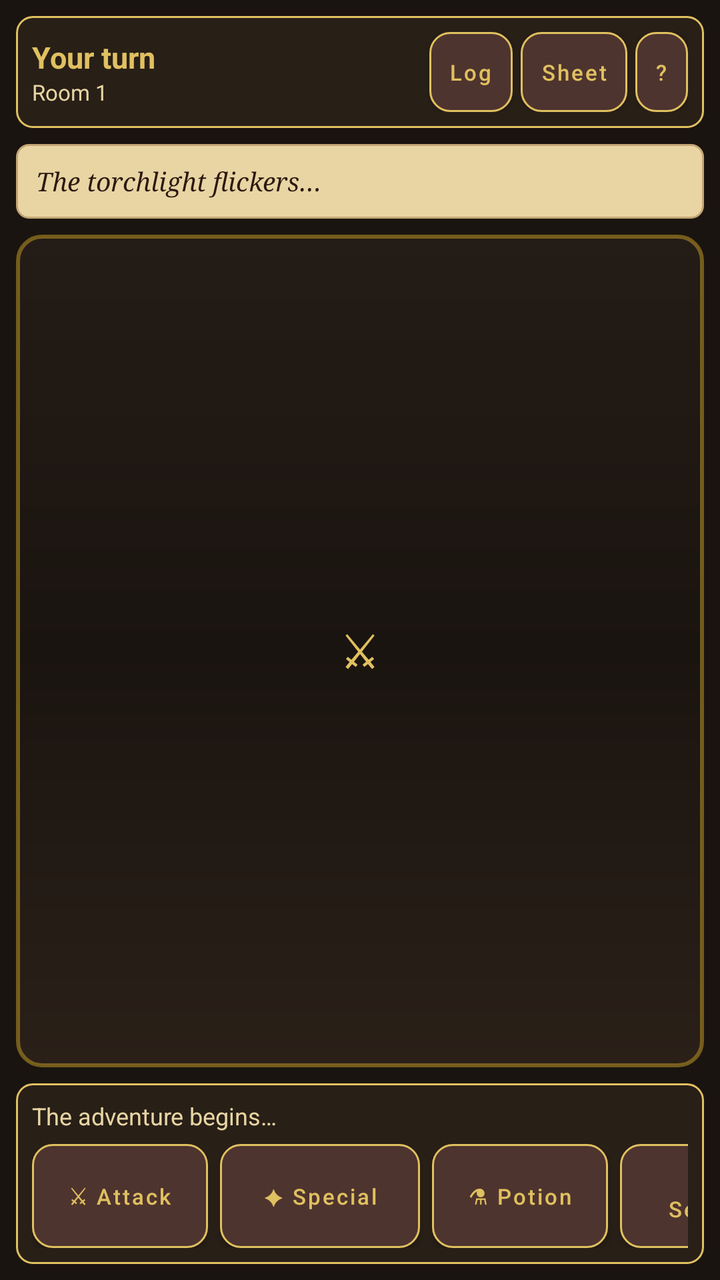
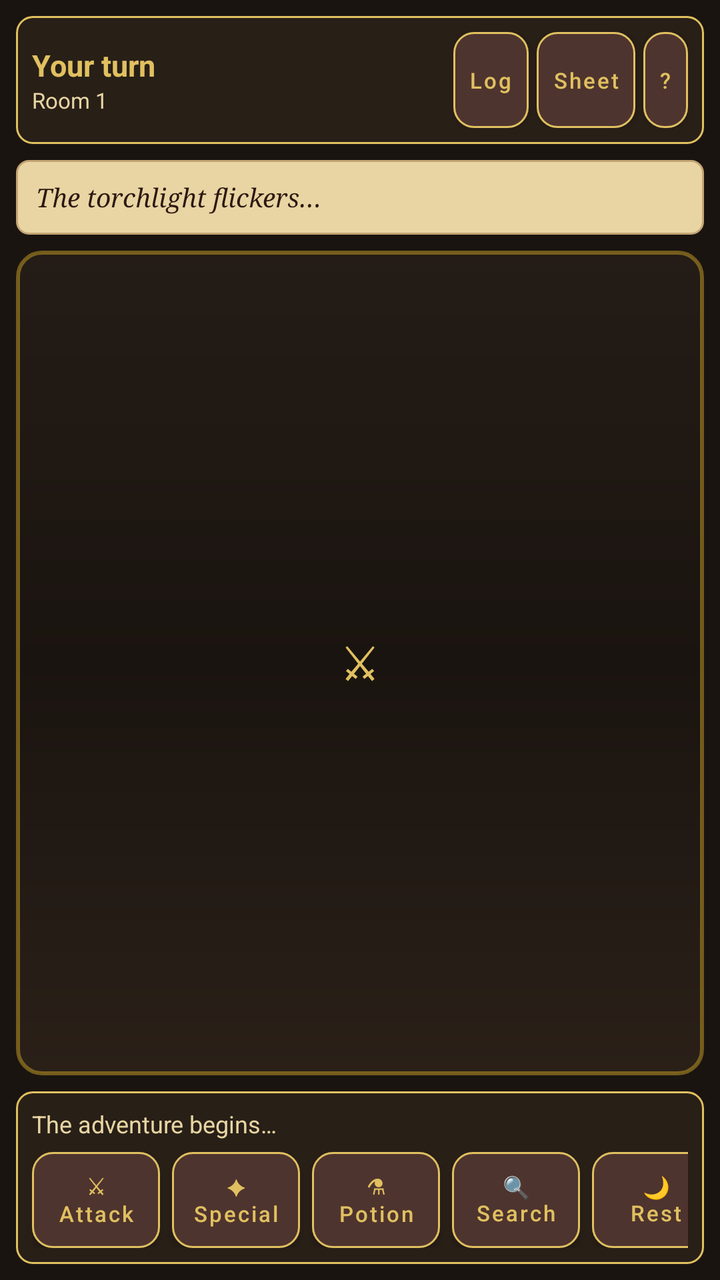

The first picture is an Android layout as it rendered before a commit; the second is the same layout after the commit. The layout source and the unified diff follow.
<!-- AndroidManifest.xml: activity theme Theme.DnDBeginnerRemote -->
<!-- res/layout/activity_main.xml -->
<?xml version="1.0" encoding="utf-8"?>
<RelativeLayout xmlns:android="http://schemas.android.com/apk/res/android"
    android:layout_width="match_parent"
    android:layout_height="match_parent"
    android:background="@color/dungeon_bg"
    android:padding="8dp">

    
    <LinearLayout
        android:id="@+id/topBar"
        android:layout_width="match_parent"
        android:layout_height="wrap_content"
        android:layout_alignParentTop="true"
        android:orientation="horizontal"
        android:gravity="center_vertical"
        android:background="@drawable/bg_dungeon_panel"
        android:padding="8dp">

        <LinearLayout
            android:layout_width="0dp"
            android:layout_height="wrap_content"
            android:layout_weight="1"
            android:orientation="vertical">

            <TextView
                android:id="@+id/turnBanner"
                android:layout_width="match_parent"
                android:layout_height="wrap_content"
                android:text="Your turn"
                android:textColor="@color/gold"
                android:textStyle="bold"
                android:textSize="15sp" />

            <TextView
                android:id="@+id/playerStatusText"
                android:layout_width="match_parent"
                android:layout_height="wrap_content"
                android:text="Room 1"
                android:textColor="@color/parchment"
                android:textSize="11sp"
                android:maxLines="1"
                android:ellipsize="end" />
        </LinearLayout>

        <Button
            android:id="@+id/btnJournal"
            style="@style/Widget.DnD.ActionButton"
            android:layout_width="wrap_content"
            android:layout_height="40dp"
            android:minWidth="0dp"
            android:paddingLeft="10dp"
            android:paddingRight="10dp"
            android:text="Log"
            android:textSize="11sp" />

        <Button
            android:id="@+id/btnSheet"
            style="@style/Widget.DnD.ActionButton"
            android:layout_width="wrap_content"
            android:layout_height="40dp"
            android:minWidth="0dp"
            android:layout_marginStart="4dp"
            android:paddingLeft="10dp"
            android:paddingRight="10dp"
            android:text="Sheet"
            android:textSize="11sp" />

        <Button
            android:id="@+id/btnHelp"
            style="@style/Widget.DnD.ActionButton"
            android:layout_width="wrap_content"
            android:layout_height="40dp"
            android:minWidth="0dp"
            android:layout_marginStart="4dp"
            android:paddingLeft="10dp"
            android:paddingRight="10dp"
            android:text="?"
            android:textSize="11sp" />
    </LinearLayout>

    
    <TextView
        android:id="@+id/roomDescText"
        android:layout_width="match_parent"
        android:layout_height="wrap_content"
        android:layout_below="@id/topBar"
        android:layout_marginTop="8dp"
        android:background="@drawable/bg_parchment"
        android:padding="10dp"
        android:text="The torchlight flickers…"
        android:textColor="@color/ink"
        android:textSize="13sp"
        android:fontFamily="serif"
        android:textStyle="italic"
        android:maxLines="3"
        android:ellipsize="end" />

    
    <LinearLayout
        android:id="@+id/battleArena"
        android:layout_width="match_parent"
        android:layout_height="match_parent"
        android:layout_below="@id/roomDescText"
        android:layout_above="@id/bottomControls"
        android:layout_marginTop="8dp"
        android:layout_marginBottom="8dp"
        android:orientation="horizontal"
        android:padding="12dp"
        android:gravity="center"
        android:background="@drawable/bg_battle_stage">

        <LinearLayout
            android:id="@+id/partyColumn"
            android:layout_width="0dp"
            android:layout_height="match_parent"
            android:layout_weight="1"
            android:orientation="vertical"
            android:gravity="center_vertical|start" />

        <TextView
            android:layout_width="wrap_content"
            android:layout_height="wrap_content"
            android:text="⚔"
            android:textSize="22sp"
            android:textColor="@color/gold"
            android:padding="6dp" />

        <LinearLayout
            android:id="@+id/enemyColumn"
            android:layout_width="0dp"
            android:layout_height="match_parent"
            android:layout_weight="1"
            android:orientation="vertical"
            android:gravity="center_vertical|end" />
    </LinearLayout>

    
    <LinearLayout
        android:id="@+id/bottomControls"
        android:layout_width="match_parent"
        android:layout_height="wrap_content"
        android:layout_alignParentBottom="true"
        android:orientation="vertical"
        android:background="@drawable/bg_dungeon_panel"
        android:padding="8dp">

        <TextView
            android:id="@+id/combatLogText"
            android:layout_width="match_parent"
            android:layout_height="wrap_content"
            android:text="The adventure begins…"
            android:textColor="@color/parchment"
            android:textSize="12sp"
            android:maxLines="2"
            android:ellipsize="end"
            android:paddingBottom="6dp" />

        
        <LinearLayout
            android:id="@+id/chatRow"
            android:layout_width="match_parent"
            android:layout_height="wrap_content"
            android:orientation="horizontal"
            android:visibility="gone">
            <EditText
                android:id="@+id/chatInput"
                android:layout_width="0dp"
                android:layout_height="wrap_content"
                android:layout_weight="1"
                android:hint="Say something…"
                android:textColor="@color/parchment"
                android:textColorHint="#80E8D5A3"
                android:textSize="12sp" />
            <Button
                android:id="@+id/btnSendChat"
                style="@style/Widget.DnD.ActionButton"
                android:layout_width="wrap_content"
                android:layout_height="40dp"
                android:text="Send" />
        </LinearLayout>

        <HorizontalScrollView
            android:layout_width="match_parent"
            android:layout_height="wrap_content"
            android:scrollbars="none">
            <LinearLayout
                android:layout_width="wrap_content"
                android:layout_height="wrap_content"
                android:orientation="horizontal"
                android:gravity="center">

                <Button android:id="@+id/btnAttack" style="@style/Widget.DnD.ActionButton" android:layout_width="88dp" android:layout_height="52dp" android:text="⚔ Attack" android:textSize="11sp" android:layout_marginEnd="6dp" />
                <Button android:id="@+id/btnSpecial" style="@style/Widget.DnD.ActionButton" android:layout_width="100dp" android:layout_height="52dp" android:text="✦ Special" android:textSize="11sp" android:layout_marginEnd="6dp" />
                <Button android:id="@+id/btnHeal" style="@style/Widget.DnD.ActionButton" android:layout_width="88dp" android:layout_height="52dp" android:text="⚗ Potion" android:textSize="11sp" android:layout_marginEnd="6dp" />
                <Button android:id="@+id/btnInteract" style="@style/Widget.DnD.ActionButton" android:layout_width="88dp" android:layout_height="52dp" android:text="🔍 Search" android:textSize="11sp" android:layout_marginEnd="6dp" />
                <Button android:id="@+id/btnRest" style="@style/Widget.DnD.ActionButton" android:layout_width="96dp" android:layout_height="52dp" android:text="🌙 Rest" android:textSize="11sp" android:layout_marginEnd="6dp" />
                <Button android:id="@+id/btnReset" style="@style/Widget.DnD.ActionButton" android:layout_width="88dp" android:layout_height="52dp" android:text="Reset" android:textSize="11sp" android:visibility="gone" />
                
                <Button android:id="@+id/id_spacer1" android:layout_width="0dp" android:layout_height="0dp" android:visibility="gone" />
            </LinearLayout>
        </HorizontalScrollView>
    </LinearLayout>

    
    <ScrollView
        android:id="@+id/logScrollView"
        android:layout_width="0dp"
        android:layout_height="0dp"
        android:visibility="gone" />
</RelativeLayout>
<!-- resources referenced by this layout -->
<resources>
  <color name="dungeon_bg">#FF1A1410</color>
  <color name="gold">#FFE0C060</color>
  <color name="ink">#FF2C1810</color>
  <color name="parchment">#FFE8D5A3</color>
  <!-- drawable bg_battle_stage (drawable) -->
  <?xml version="1.0" encoding="utf-8"?>
  <shape xmlns:android="http://schemas.android.com/apk/res/android" android:shape="rectangle">
      <gradient
          android:startColor="#FF241C16"
          android:centerColor="#FF1A1410"
          android:endColor="#FF2A2018"
          android:angle="270"/>
      <stroke android:width="2dp" android:color="#80C9A227"/>
      <corners android:radius="12dp"/>
  </shape>
  <!-- drawable bg_dungeon_panel (drawable) -->
  <?xml version="1.0" encoding="utf-8"?>
  <shape xmlns:android="http://schemas.android.com/apk/res/android" android:shape="rectangle">
      <solid android:color="@color/dungeon_panel"/>
      <stroke android:width="1dp" android:color="@color/gold"/>
      <corners android:radius="8dp"/>
  </shape>
  <!-- drawable bg_parchment (drawable) -->
  <?xml version="1.0" encoding="utf-8"?>
  <shape xmlns:android="http://schemas.android.com/apk/res/android" android:shape="rectangle">
      <solid android:color="@color/parchment"/>
      <stroke android:width="1dp" android:color="@color/parchment_dark"/>
      <corners android:radius="6dp"/>
  </shape>
  <style name="Widget.DnD.ActionButton" parent="Widget.MaterialComponents.Button">
          <item name="android:background">@drawable/bg_action_btn</item>
          <item name="android:textColor">@color/gold</item>
          <item name="android:textAllCaps">false</item>
          <item name="android:textSize">12sp</item>
          <item name="android:minHeight">48dp</item>
          <item name="backgroundTint">@null</item>
      </style>
  <style name="Theme.DnDBeginnerRemote" parent="Theme.MaterialComponents.DayNight.NoActionBar">
          <item name="colorPrimary">@color/gold</item>
          <item name="colorPrimaryVariant">@color/purple_700</item>
          <item name="colorOnPrimary">@color/ink</item>
          <item name="colorSecondary">@color/parchment_dark</item>
          <item name="colorSecondaryVariant">@color/stone</item>
          <item name="colorOnSecondary">@color/parchment</item>
          <item name="android:statusBarColor">@color/dungeon_bg</item>
          <item name="android:windowBackground">@color/dungeon_bg</item>
          <item name="android:navigationBarColor">@color/dungeon_bg</item>
          <item name="android:textColorPrimary">@color/parchment</item>
          <item name="buttonStyle">@style/Widget.DnD.ActionButton</item>
      </style>
  <color name="dungeon_panel">#E62A2118</color>
  <color name="parchment_dark">#FFC4A574</color>
  <color name="purple_700">#FF3E2723</color>
  <color name="stone">#FF3A322C</color>
  <!-- unchanged entries left out for length: 1 -->
</resources>

<!-- the commit's change to res/layout/activity_main.xml (unified diff, before → after) -->
@@ -46,36 +46,33 @@
             android:id="@+id/btnJournal"
             style="@style/Widget.DnD.ActionButton"
             android:layout_width="wrap_content"
-            android:layout_height="40dp"
+            android:layout_height="wrap_content"
             android:minWidth="0dp"
-            android:paddingLeft="10dp"
-            android:paddingRight="10dp"
             android:text="Log"
-            android:textSize="11sp" />
+            android:textSize="11sp"
+            android:maxLines="1" />
 
         <Button
             android:id="@+id/btnSheet"
             style="@style/Widget.DnD.ActionButton"
             android:layout_width="wrap_content"
-            android:layout_height="40dp"
+            android:layout_height="wrap_content"
             android:minWidth="0dp"
             android:layout_marginStart="4dp"
-            android:paddingLeft="10dp"
-            android:paddingRight="10dp"
             android:text="Sheet"
-            android:textSize="11sp" />
+            android:textSize="11sp"
+            android:maxLines="1" />
 
         <Button
             android:id="@+id/btnHelp"
             style="@style/Widget.DnD.ActionButton"
             android:layout_width="wrap_content"
-            android:layout_height="40dp"
+            android:layout_height="wrap_content"
             android:minWidth="0dp"
             android:layout_marginStart="4dp"
-            android:paddingLeft="10dp"
-            android:paddingRight="10dp"
             android:text="?"
-            android:textSize="11sp" />
+            android:textSize="11sp"
+            android:maxLines="1" />
     </LinearLayout>
 
     
@@ -189,12 +186,60 @@
                 android:orientation="horizontal"
                 android:gravity="center">
 
-                <Button android:id="@+id/btnAttack" style="@style/Widget.DnD.ActionButton" android:layout_width="88dp" android:layout_height="52dp" android:text="⚔ Attack" android:textSize="11sp" android:layout_marginEnd="6dp" />
-                <Button android:id="@+id/btnSpecial" style="@style/Widget.DnD.ActionButton" android:layout_width="100dp" android:layout_height="52dp" android:text="✦ Special" android:textSize="11sp" android:layout_marginEnd="6dp" />
-                <Button android:id="@+id/btnHeal" style="@style/Widget.DnD.ActionButton" android:layout_width="88dp" android:layout_height="52dp" android:text="⚗ Potion" android:textSize="11sp" android:layout_marginEnd="6dp" />
-                <Button android:id="@+id/btnInteract" style="@style/Widget.DnD.ActionButton" android:layout_width="88dp" android:layout_height="52dp" android:text="🔍 Search" android:textSize="11sp" android:layout_marginEnd="6dp" />
-                <Button android:id="@+id/btnRest" style="@style/Widget.DnD.ActionButton" android:layout_width="96dp" android:layout_height="52dp" android:text="🌙 Rest" android:textSize="11sp" android:layout_marginEnd="6dp" />
-                <Button android:id="@+id/btnReset" style="@style/Widget.DnD.ActionButton" android:layout_width="88dp" android:layout_height="52dp" android:text="Reset" android:textSize="11sp" android:visibility="gone" />
+                <Button
+                    android:id="@+id/btnAttack"
+                    style="@style/Widget.DnD.ActionButton"
+                    android:layout_width="wrap_content"
+                    android:layout_height="wrap_content"
+                    android:minWidth="64dp"
+                    android:text="⚔&#10;Attack"
+                    android:textSize="11sp"
+                    android:layout_marginEnd="6dp" />
+                <Button
+                    android:id="@+id/btnSpecial"
+                    style="@style/Widget.DnD.ActionButton"
+                    android:layout_width="wrap_content"
+                    android:layout_height="wrap_content"
+                    android:minWidth="64dp"
+                    android:text="✦&#10;Special"
+                    android:textSize="11sp"
+                    android:layout_marginEnd="6dp" />
+                <Button
+                    android:id="@+id/btnHeal"
+                    style="@style/Widget.DnD.ActionButton"
+                    android:layout_width="wrap_content"
+                    android:layout_height="wrap_content"
+                    android:minWidth="64dp"
+                    android:text="⚗&#10;Potion"
+                    android:textSize="11sp"
+                    android:layout_marginEnd="6dp" />
+                <Button
+                    android:id="@+id/btnInteract"
+                    style="@style/Widget.DnD.ActionButton"
+                    android:layout_width="wrap_content"
+                    android:layout_height="wrap_content"
+                    android:minWidth="64dp"
+                    android:text="🔍&#10;Search"
+                    android:textSize="11sp"
+                    android:layout_marginEnd="6dp" />
+                <Button
+                    android:id="@+id/btnRest"
+                    style="@style/Widget.DnD.ActionButton"
+                    android:layout_width="wrap_content"
+                    android:layout_height="wrap_content"
+                    android:minWidth="64dp"
+                    android:text="🌙&#10;Rest"
+                    android:textSize="11sp"
+                    android:layout_marginEnd="6dp" />
+                <Button
+                    android:id="@+id/btnReset"
+                    style="@style/Widget.DnD.ActionButton"
+                    android:layout_width="wrap_content"
+                    android:layout_height="wrap_content"
+                    android:minWidth="64dp"
+                    android:text="Reset"
+                    android:textSize="11sp"
+                    android:visibility="gone" />
                 
                 <Button android:id="@+id/id_spacer1" android:layout_width="0dp" android:layout_height="0dp" android:visibility="gone" />
             </LinearLayout>
<!-- resource entries referenced after the edit -->
@@ -33,8 +33,20 @@
           <item name="android:background">@drawable/bg_action_btn</item>
           <item name="android:textColor">@color/gold</item>
           <item name="android:textAllCaps">false</item>
-          <item name="android:textSize">12sp</item>
+          <item name="android:textSize">11sp</item>
+          <item name="android:minWidth">0dp</item>
           <item name="android:minHeight">48dp</item>
+          <item name="android:paddingStart">8dp</item>
+          <item name="android:paddingEnd">8dp</item>
+          <item name="android:paddingTop">6dp</item>
+          <item name="android:paddingBottom">6dp</item>
+          <item name="android:insetLeft">0dp</item>
+          <item name="android:insetRight">0dp</item>
+          <item name="android:insetTop">0dp</item>
+          <item name="android:insetBottom">0dp</item>
+          <item name="android:gravity">center</item>
+          <item name="android:maxLines">2</item>
+          <item name="android:lineSpacingExtra">0dp</item>
           <item name="backgroundTint">@null</item>
       </style>
   <style name="Theme.DnDBeginnerRemote" parent="Theme.MaterialComponents.DayNight.NoActionBar">
